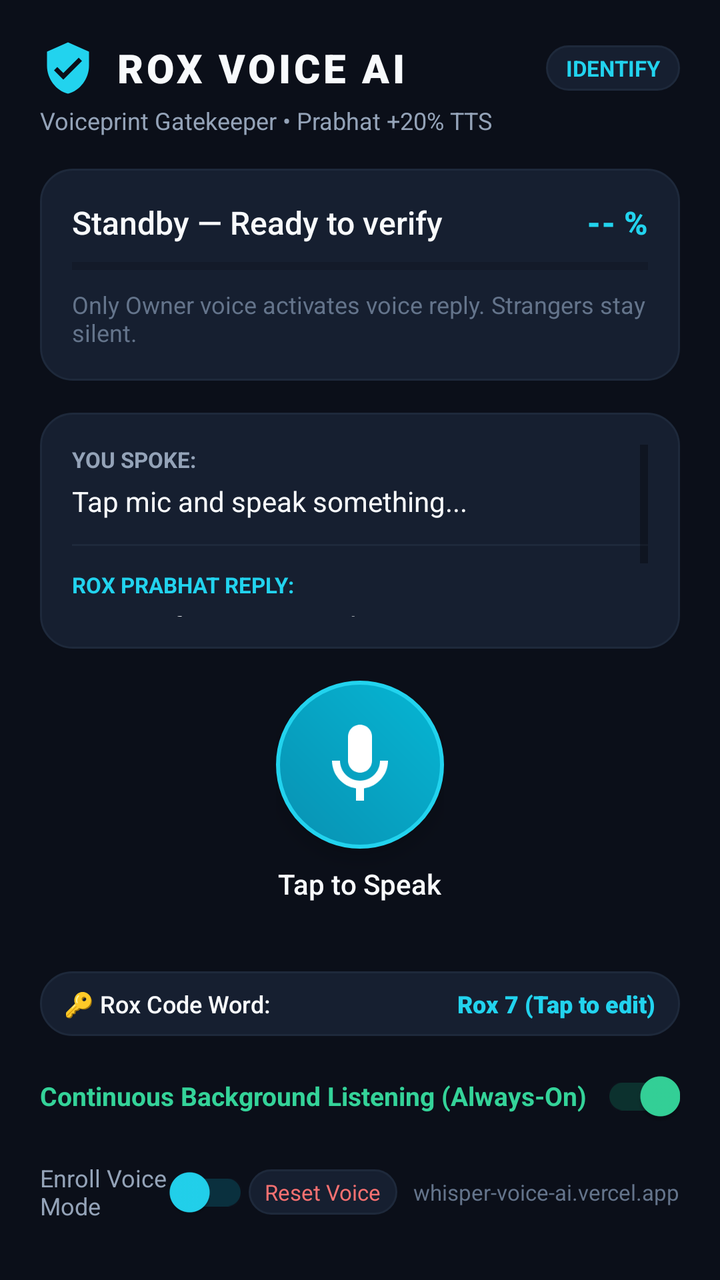
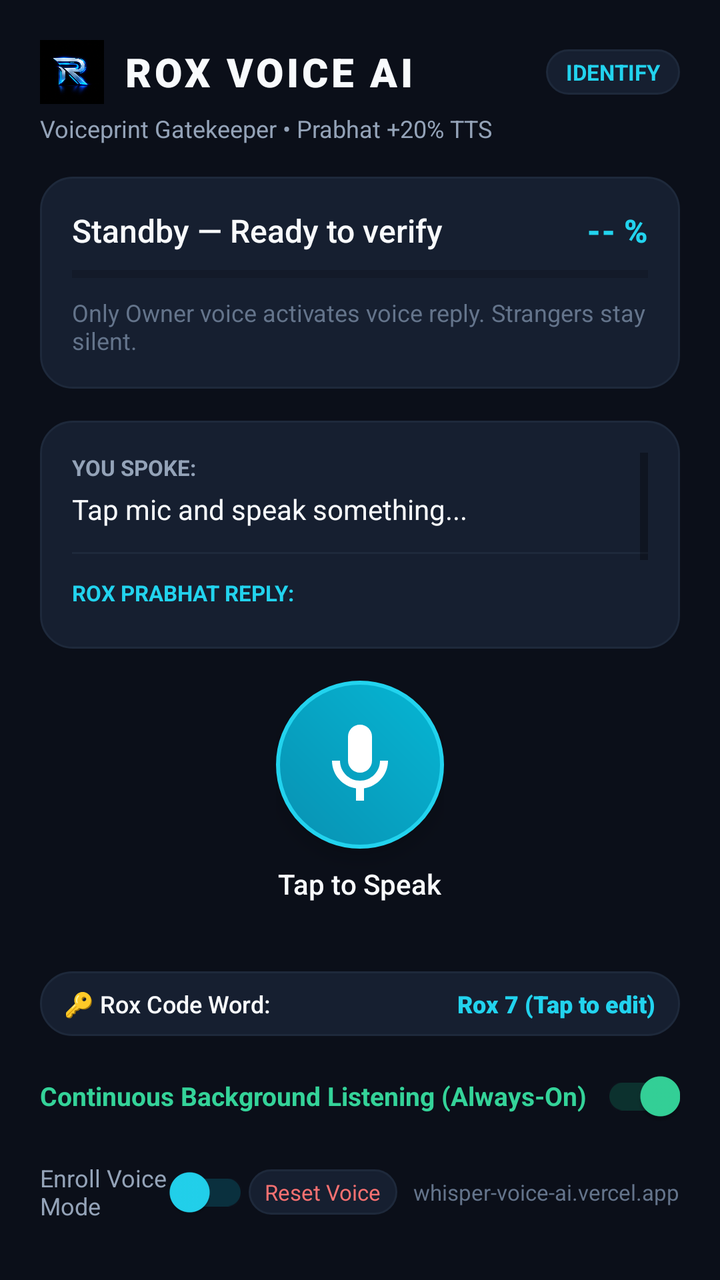

Screens rendered from an Android XML layout before and after an edit, with the pre-edit source and the edit as a unified diff.
<!-- AndroidManifest.xml: application theme Theme.Jarvis -->
<!-- res/layout/activity_main.xml -->
<?xml version="1.0" encoding="utf-8"?>
<androidx.constraintlayout.widget.ConstraintLayout xmlns:android="http://schemas.android.com/apk/res/android"
    xmlns:app="http://schemas.android.com/apk/res-auto"
    xmlns:tools="http://schemas.android.com/tools"
    android:id="@+id/rootLayout"
    android:layout_width="match_parent"
    android:layout_height="match_parent"
    android:background="@color/bg_dark"
    android:padding="20dp">

    
    <LinearLayout
        android:id="@+id/headerLayout"
        android:layout_width="0dp"
        android:layout_height="wrap_content"
        android:orientation="vertical"
        app:layout_constraintEnd_toEndOf="parent"
        app:layout_constraintStart_toStartOf="parent"
        app:layout_constraintTop_toTopOf="parent">

        <LinearLayout
            android:layout_width="match_parent"
            android:layout_height="wrap_content"
            android:gravity="center_vertical"
            android:orientation="horizontal">

            <ImageView
                android:layout_width="28dp"
                android:layout_height="28dp"
                android:src="@drawable/ic_shield_check"
                app:tint="@color/cyan_400" />

            <TextView
                android:id="@+id/tvTitle"
                android:layout_width="0dp"
                android:layout_height="wrap_content"
                android:layout_marginStart="10dp"
                android:layout_weight="1"
                android:fontFamily="sans-serif-black"
                android:letterSpacing="0.08"
                android:text="ROX VOICE AI"
                android:textColor="@color/text_primary"
                android:textSize="20sp" />

            <TextView
                android:id="@+id/tvModeBadge"
                android:layout_width="wrap_content"
                android:layout_height="wrap_content"
                android:background="@drawable/bg_card"
                android:paddingHorizontal="10dp"
                android:paddingVertical="4dp"
                android:text="IDENTIFY"
                android:textColor="@color/cyan_400"
                android:textSize="11sp"
                android:textStyle="bold" />
        </LinearLayout>

        <TextView
            android:id="@+id/tvSubtitle"
            android:layout_width="wrap_content"
            android:layout_height="wrap_content"
            android:layout_marginTop="4dp"
            android:text="Voiceprint Gatekeeper • Prabhat +20% TTS"
            android:textColor="@color/text_secondary"
            android:textSize="12sp" />
    </LinearLayout>

    
    <LinearLayout
        android:id="@+id/cardBiometric"
        android:layout_width="0dp"
        android:layout_height="wrap_content"
        android:layout_marginTop="16dp"
        android:background="@drawable/bg_card"
        android:orientation="vertical"
        android:padding="16dp"
        app:layout_constraintEnd_toEndOf="parent"
        app:layout_constraintStart_toStartOf="parent"
        app:layout_constraintTop_toBottomOf="@id/headerLayout">

        <LinearLayout
            android:layout_width="match_parent"
            android:layout_height="wrap_content"
            android:gravity="center_vertical"
            android:orientation="horizontal">

            <TextView
                android:id="@+id/tvSpeakerStatus"
                android:layout_width="0dp"
                android:layout_height="wrap_content"
                android:layout_weight="1"
                android:fontFamily="sans-serif-medium"
                android:text="Standby — Ready to verify"
                android:textColor="@color/text_primary"
                android:textSize="16sp" />

            <TextView
                android:id="@+id/tvMatchPercent"
                android:layout_width="wrap_content"
                android:layout_height="wrap_content"
                android:fontFamily="sans-serif-black"
                android:text="-- %"
                android:textColor="@color/cyan_400"
                android:textSize="16sp" />
        </LinearLayout>

        
        <ProgressBar
            android:id="@+id/pbMatch"
            style="?android:attr/progressBarStyleHorizontal"
            android:layout_width="match_parent"
            android:layout_height="6dp"
            android:layout_marginTop="8dp"
            android:max="100"
            android:progress="0"
            android:progressTint="@color/cyan_400" />

        <TextView
            android:id="@+id/tvBiometricDetail"
            android:layout_width="match_parent"
            android:layout_height="wrap_content"
            android:layout_marginTop="8dp"
            android:text="Only Owner voice activates voice reply. Strangers stay silent."
            android:textColor="@color/text_muted"
            android:textSize="12sp" />
    </LinearLayout>

    
    <LinearLayout
        android:id="@+id/cardConversation"
        android:layout_width="0dp"
        android:layout_height="0dp"
        android:layout_marginVertical="16dp"
        android:background="@drawable/bg_card"
        android:orientation="vertical"
        android:padding="16dp"
        app:layout_constraintBottom_toTopOf="@id/centerControlLayout"
        app:layout_constraintEnd_toEndOf="parent"
        app:layout_constraintStart_toStartOf="parent"
        app:layout_constraintTop_toBottomOf="@id/cardBiometric">

        <ScrollView
            android:layout_width="match_parent"
            android:layout_height="match_parent"
            android:fillViewport="true">

            <LinearLayout
                android:layout_width="match_parent"
                android:layout_height="wrap_content"
                android:orientation="vertical">

                <TextView
                    android:layout_width="wrap_content"
                    android:layout_height="wrap_content"
                    android:text="YOU SPOKE:"
                    android:textColor="@color/text_secondary"
                    android:textSize="11sp"
                    android:textStyle="bold" />

                <TextView
                    android:id="@+id/tvYouSpoke"
                    android:layout_width="match_parent"
                    android:layout_height="wrap_content"
                    android:layout_marginTop="4dp"
                    android:text="Tap mic and speak something..."
                    android:textColor="@color/text_primary"
                    android:textSize="14sp" />

                <View
                    android:layout_width="match_parent"
                    android:layout_height="1dp"
                    android:layout_marginVertical="12dp"
                    android:background="@color/bg_card_border" />

                <TextView
                    android:layout_width="wrap_content"
                    android:layout_height="wrap_content"
                    android:text="ROX PRABHAT REPLY:"
                    android:textColor="@color/cyan_400"
                    android:textSize="11sp"
                    android:textStyle="bold" />

                <TextView
                    android:id="@+id/tvJarvisReply"
                    android:layout_width="match_parent"
                    android:layout_height="wrap_content"
                    android:layout_marginTop="4dp"
                    android:text="Waiting for voice match..."
                    android:textColor="@color/text_primary"
                    android:textSize="14sp" />

                <TextView
                    android:id="@+id/tvStatusSub"
                    android:layout_width="match_parent"
                    android:layout_height="wrap_content"
                    android:layout_marginTop="10dp"
                    android:text=""
                    android:textColor="@color/emerald_400"
                    android:textSize="11sp" />
            </LinearLayout>
        </ScrollView>
    </LinearLayout>

    
    <LinearLayout
        android:id="@+id/centerControlLayout"
        android:layout_width="wrap_content"
        android:layout_height="wrap_content"
        android:layout_marginBottom="16dp"
        android:gravity="center"
        android:orientation="vertical"
        app:layout_constraintBottom_toTopOf="@id/bottomSettingsLayout"
        app:layout_constraintEnd_toEndOf="parent"
        app:layout_constraintStart_toStartOf="parent">

        <ImageButton
            android:id="@+id/btnMic"
            android:layout_width="84dp"
            android:layout_height="84dp"
            android:background="@drawable/bg_circle_btn"
            android:contentDescription="@string/tap_to_speak"
            android:elevation="6dp"
            android:src="@drawable/ic_mic" />

        <TextView
            android:id="@+id/tvMicStatus"
            android:layout_width="wrap_content"
            android:layout_height="wrap_content"
            android:layout_marginTop="8dp"
            android:fontFamily="sans-serif-medium"
            android:text="Tap to Speak"
            android:textColor="@color/text_primary"
            android:textSize="14sp" />

        <TextView
            android:id="@+id/tvDuration"
            android:layout_width="wrap_content"
            android:layout_height="wrap_content"
            android:layout_marginTop="2dp"
            android:text="00:00"
            android:textColor="@color/cyan_400"
            android:textSize="12sp"
            android:visibility="invisible" />
    </LinearLayout>

    
    <LinearLayout
        android:id="@+id/bottomSettingsLayout"
        android:layout_width="0dp"
        android:layout_height="wrap_content"
        android:orientation="vertical"
        app:layout_constraintBottom_toBottomOf="parent"
        app:layout_constraintEnd_toEndOf="parent"
        app:layout_constraintStart_toStartOf="parent">

        
        <LinearLayout
            android:id="@+id/rowCodeWord"
            android:layout_width="match_parent"
            android:layout_height="wrap_content"
            android:layout_marginBottom="6dp"
            android:background="@drawable/bg_card"
            android:clickable="true"
            android:focusable="true"
            android:gravity="center_vertical"
            android:orientation="horizontal"
            android:paddingHorizontal="12dp"
            android:paddingVertical="8dp">

            <TextView
                android:layout_width="0dp"
                android:layout_height="wrap_content"
                android:layout_weight="1"
                android:fontFamily="sans-serif-medium"
                android:text="🔑 Rox Code Word:"
                android:textColor="@color/text_primary"
                android:textSize="12sp" />

            <TextView
                android:id="@+id/tvCurrentCodeWord"
                android:layout_width="wrap_content"
                android:layout_height="wrap_content"
                android:fontFamily="sans-serif-black"
                android:text="Rox 7 (Tap to edit)"
                android:textColor="@color/cyan_400"
                android:textSize="12sp" />
        </LinearLayout>

        <com.google.android.material.switchmaterial.SwitchMaterial
            android:id="@+id/switchBackgroundListening"
            android:layout_width="match_parent"
            android:layout_height="wrap_content"
            android:checked="true"
            android:text="Continuous Background Listening (Always-On)"
            android:textColor="@color/emerald_400"
            android:textSize="13sp"
            android:textStyle="bold"
            app:thumbTint="@color/emerald_400"
            app:trackTint="@color/emerald_glow" />

        <LinearLayout
            android:layout_width="match_parent"
            android:layout_height="wrap_content"
            android:gravity="center_vertical"
            android:orientation="horizontal">

            <com.google.android.material.switchmaterial.SwitchMaterial
                android:id="@+id/switchRegister"
                android:layout_width="0dp"
                android:layout_height="wrap_content"
                android:layout_weight="1"
                android:text="Enroll Voice Mode"
                android:textColor="@color/text_secondary"
                android:textSize="12sp"
                app:thumbTint="@color/cyan_400"
                app:trackTint="@color/cyan_glow" />

            <TextView
                android:id="@+id/btnResetVoice"
                android:layout_width="wrap_content"
                android:layout_height="wrap_content"
                android:layout_marginEnd="8dp"
                android:background="@drawable/bg_card"
                android:paddingHorizontal="8dp"
                android:paddingVertical="4dp"
                android:text="Reset Voice"
                android:textColor="@color/red_400"
                android:textSize="11sp" />

            <TextView
                android:id="@+id/tvBackendUrl"
                android:layout_width="wrap_content"
                android:layout_height="wrap_content"
                android:text="whisper-voice-ai.vercel.app"
                android:textColor="@color/text_muted"
                android:textSize="11sp" />
        </LinearLayout>
    </LinearLayout>

</androidx.constraintlayout.widget.ConstraintLayout>
<!-- resources referenced by this layout -->
<resources>
  <color name="bg_card_border">#1E293B</color>
  <color name="bg_dark">#0B0F19</color>
  <color name="cyan_400">#22D3EE</color>
  <color name="cyan_glow">#3306B6D4</color>
  <color name="emerald_400">#34D399</color>
  <color name="emerald_glow">#3310B981</color>
  <color name="red_400">#F87171</color>
  <color name="text_muted">#64748B</color>
  <color name="text_primary">#F8FAFC</color>
  <color name="text_secondary">#94A3B8</color>
  <!-- drawable bg_card (drawable) -->
  <?xml version="1.0" encoding="utf-8"?>
  <shape xmlns:android="http://schemas.android.com/apk/res/android"
      android:shape="rectangle">
      <solid android:color="@color/bg_card" />
      <corners android:radius="16dp" />
      <stroke
          android:width="1dp"
          android:color="@color/bg_card_border" />
  </shape>
  <!-- drawable bg_circle_btn (drawable) -->
  <?xml version="1.0" encoding="utf-8"?>
  <ripple xmlns:android="http://schemas.android.com/apk/res/android"
      android:color="@color/cyan_400">
      <item>
          <shape android:shape="oval">
              <gradient
                  android:angle="45"
                  android:endColor="@color/cyan_500"
                  android:startColor="#0891B2"
                  android:type="linear" />
              <stroke
                  android:width="2dp"
                  android:color="@color/cyan_400" />
          </shape>
      </item>
  </ripple>
  <!-- drawable ic_mic (drawable) -->
  <vector xmlns:android="http://schemas.android.com/apk/res/android"
      android:width="48dp"
      android:height="48dp"
      android:viewportWidth="24"
      android:viewportHeight="24">
    <path
        android:fillColor="@color/white"
        android:pathData="M12,14c1.66,0 3,-1.34 3,-3V5c0,-1.66 -1.34,-3 -3,-3S9,3.34 9,5v6C9,12.66 10.34,14 12,14z"/>
    <path
        android:fillColor="@color/white"
        android:pathData="M17,11c0,2.76 -2.24,5 -5,5s-5,-2.24 -5,-5H5c0,3.53 2.61,6.43 6,6.92V21h2v-3.08c3.39,-0.49 6,-3.39 6,-6.92H17z"/>
  </vector>
  <!-- drawable ic_shield_check (drawable) -->
  <vector xmlns:android="http://schemas.android.com/apk/res/android"
      android:width="24dp"
      android:height="24dp"
      android:viewportWidth="24"
      android:viewportHeight="24">
    <path
        android:fillColor="@color/cyan_400"
        android:pathData="M12,1L3,5v6c0,5.55 3.84,10.74 9,12 5.16,-1.26 9,-6.45 9,-12V5l-9,-4zm-2,16l-4,-4 1.41,-1.41L10,14.17l6.59,-6.59L18,9l-8,8z"/>
  </vector>
  <string name="tap_to_speak">Tap to Speak</string>
  <style name="Theme.Jarvis" parent="Theme.MaterialComponents.DayNight.NoActionBar">
          
          <item name="colorPrimary">@color/cyan_500</item>
          <item name="colorPrimaryVariant">@color/cyan_400</item>
          <item name="colorOnPrimary">@color/bg_dark</item>
          
          <item name="colorSecondary">@color/emerald_500</item>
          <item name="colorSecondaryVariant">@color/emerald_400</item>
          <item name="colorOnSecondary">@color/white</item>
          
          <item name="android:statusBarColor">@color/bg_dark</item>
          <item name="android:navigationBarColor">@color/bg_dark</item>
          <item name="android:windowBackground">@color/bg_dark</item>
      </style>
  <color name="bg_card">#161F30</color>
  <color name="cyan_500">#06B6D4</color>
  <color name="white">#FFFFFFFF</color>
  <color name="emerald_500">#10B981</color>
</resources>

<!-- the commit's change to res/layout/activity_main.xml (unified diff, before → after) -->
@@ -25,10 +25,9 @@
             android:orientation="horizontal">
 
             <ImageView
-                android:layout_width="28dp"
-                android:layout_height="28dp"
-                android:src="@drawable/ic_shield_check"
-                app:tint="@color/cyan_400" />
+                android:layout_width="32dp"
+                android:layout_height="32dp"
+                android:src="@drawable/app_logo" />
 
             <TextView
                 android:id="@+id/tvTitle"
<!-- resource entries referenced after the edit -->
@@ -10,6 +10,7 @@
   <color name="text_muted">#64748B</color>
   <color name="text_primary">#F8FAFC</color>
   <color name="text_secondary">#94A3B8</color>
+  <!-- drawable app_logo: png bitmap (drawable, 160108 bytes) -->
   <!-- drawable bg_card (drawable) -->
   <?xml version="1.0" encoding="utf-8"?>
   <shape xmlns:android="http://schemas.android.com/apk/res/android"
@@ -50,16 +51,6 @@
         android:fillColor="@color/white"
         android:pathData="M17,11c0,2.76 -2.24,5 -5,5s-5,-2.24 -5,-5H5c0,3.53 2.61,6.43 6,6.92V21h2v-3.08c3.39,-0.49 6,-3.39 6,-6.92H17z"/>
   </vector>
-  <!-- drawable ic_shield_check (drawable) -->
-  <vector xmlns:android="http://schemas.android.com/apk/res/android"
-      android:width="24dp"
-      android:height="24dp"
-      android:viewportWidth="24"
-      android:viewportHeight="24">
-    <path
-        android:fillColor="@color/cyan_400"
-        android:pathData="M12,1L3,5v6c0,5.55 3.84,10.74 9,12 5.16,-1.26 9,-6.45 9,-12V5l-9,-4zm-2,16l-4,-4 1.41,-1.41L10,14.17l6.59,-6.59L18,9l-8,8z"/>
-  </vector>
   <string name="tap_to_speak">Tap to Speak</string>
   <style name="Theme.Jarvis" parent="Theme.MaterialComponents.DayNight.NoActionBar">
           
